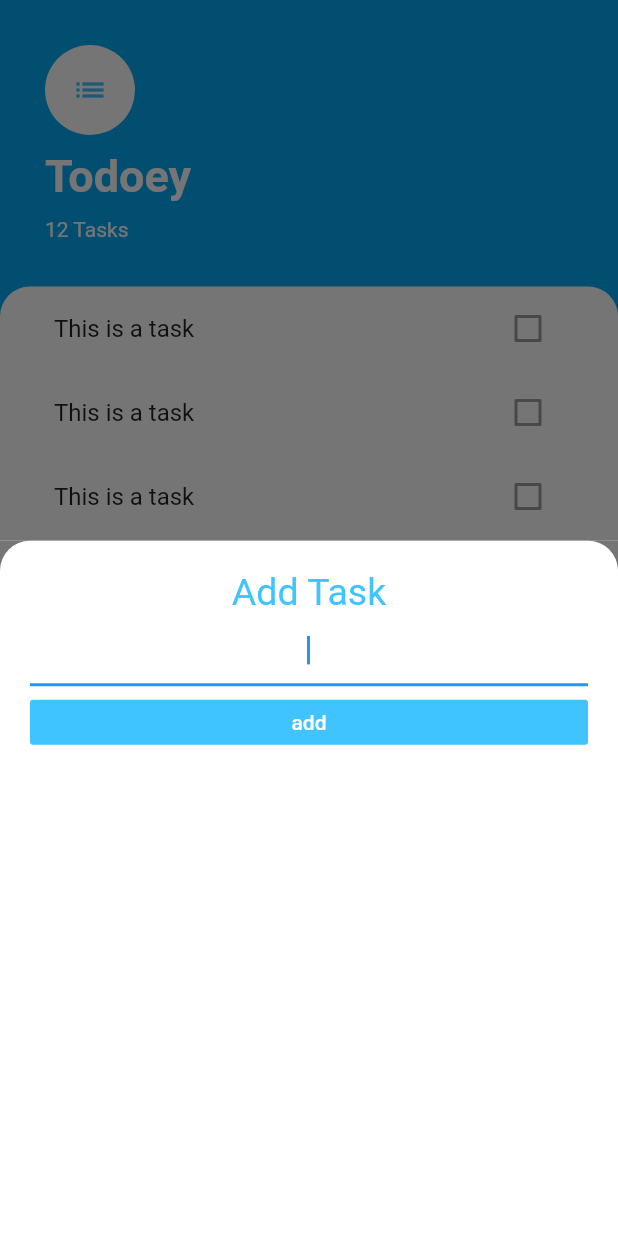
After one commit to jimingoal/todoey_flutter, a Flutter app: the screen it shows after launch, after a tap on the "add" icon, on a phone screen of 412 x 824 dp. The commit adds this screen. Run offline on Flutter 3.47's test engine with Material 2 defaults, Android fonts, the phone set to English and light mode, and no system bars.

Commit message:
AddTaskScreen 위젯 추가

```diff
--- /dev/null
+++ b/lib/screens/add_task_screen.dart
@@ -0,0 +1,48 @@
+import 'package:flutter/material.dart';
+
+class AddTaskScreen extends StatelessWidget {
+  @override
+  Widget build(BuildContext context) {
+    return Container(
+      color: Color(0xff757575),
+      child: Container(
+        padding: EdgeInsets.all(20.0),
+        decoration: BoxDecoration(
+          color: Colors.white,
+          borderRadius: BorderRadius.only(
+            topLeft: Radius.circular(20.0),
+            topRight: Radius.circular(20.0),
+          ),
+        ),
+        child: Column(
+          crossAxisAlignment: CrossAxisAlignment.stretch,
+          children: [
+            Text(
+              'Add Task',
+              textAlign: TextAlign.center,
+              style: TextStyle(
+                color: Colors.lightBlueAccent,
+                fontSize: 25.0,
+              ),
+            ),
+            TextField(
+              autofocus: true,
+              textAlign: TextAlign.center,
+            ),
+            FlatButton(
+              onPressed: () {},
+              child: Text(
+                'add',
+                style: TextStyle(
+                  color: Colors.white,
+                ),
+              ),
+              color: Colors.lightBlueAccent,
+              height: 30.0,
+            )
+          ],
+        ),
+      ),
+    );
+  }
+}
--- a/lib/screens/tasks_screen.dart
+++ b/lib/screens/tasks_screen.dart
@@ -1,4 +1,5 @@
 import 'package:flutter/material.dart';
+import 'package:todoeyflutter/screens/add_task_screen.dart';
 import 'package:todoeyflutter/widgets/task_list.dart';
 
 class TasksScreen extends StatelessWidget {
@@ -58,6 +59,15 @@ class TasksScreen extends StatelessWidget {
           ),
         ],
       ),
+      floatingActionButton: FloatingActionButton(
+        onPressed: (){
+          showModalBottomSheet(
+            context: context,
+            builder: (context) => AddTaskScreen(),
+          );
+        },
+        child: Icon(Icons.add),
+      ),
     );
   }
 }
```
